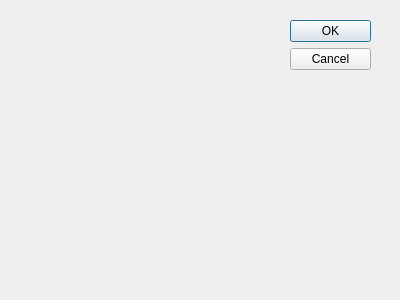
Qt form src/EncodeWindow.ui (mikoro/orientview) before a commit.
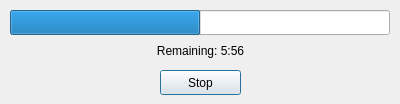
The same form after that commit. Icons and pictures are not drawn.

Commit message: Added EncodeWindow ui and VideoStabilizer

The edit to the form file:
```diff
--- a/src/EncodeWindow.ui
+++ b/src/EncodeWindow.ui
@@ -9,26 +9,80 @@
     <x>0</x>
     <y>0</y>
     <width>400</width>
-    <height>300</height>
+    <height>104</height>
    </rect>
   </property>
+  <property name="minimumSize">
+   <size>
+    <width>400</width>
+    <height>104</height>
+   </size>
+  </property>
+  <property name="maximumSize">
+   <size>
+    <width>400</width>
+    <height>104</height>
+   </size>
+  </property>
   <property name="windowTitle">
    <string>Dialog</string>
   </property>
-  <widget class="QDialogButtonBox" name="buttonBox">
+  <property name="windowIcon">
+   <iconset resource="MainView.qrc">
+    <normaloff>:/MainView/misc/orientview.ico</normaloff>:/MainView/misc/orientview.ico</iconset>
+  </property>
+  <widget class="QProgressBar" name="progressBar">
    <property name="geometry">
     <rect>
-     <x>290</x>
-     <y>20</y>
-     <width>81</width>
-     <height>241</height>
+     <x>10</x>
+     <y>10</y>
+     <width>380</width>
+     <height>25</height>
     </rect>
    </property>
+   <property name="value">
+    <number>50</number>
+   </property>
+   <property name="textVisible">
+    <bool>false</bool>
+   </property>
    <property name="orientation">
-    <enum>Qt::Vertical</enum>
+    <enum>Qt::Horizontal</enum>
    </property>
-   <property name="standardButtons">
-    <set>QDialogButtonBox::Cancel|QDialogButtonBox::Ok</set>
+   <property name="invertedAppearance">
+    <bool>false</bool>
+   </property>
+   <property name="textDirection">
+    <enum>QProgressBar::TopToBottom</enum>
+   </property>
+  </widget>
+  <widget class="QPushButton" name="pushButtonClose">
+   <property name="geometry">
+    <rect>
+     <x>160</x>
+     <y>70</y>
+     <width>81</width>
+     <height>25</height>
+    </rect>
+   </property>
+   <property name="text">
+    <string>Stop</string>
+   </property>
+  </widget>
+  <widget class="QLabel" name="labelRemaining">
+   <property name="geometry">
+    <rect>
+     <x>10</x>
+     <y>36</y>
+     <width>381</width>
+     <height>30</height>
+    </rect>
+   </property>
+   <property name="text">
+    <string>Remaining: 5:56</string>
+   </property>
+   <property name="alignment">
+    <set>Qt::AlignCenter</set>
    </property>
   </widget>
  </widget>
```
Left out of the diff: 63 changed lines with no effect on the pictures. The commit also changes 6 other files.
